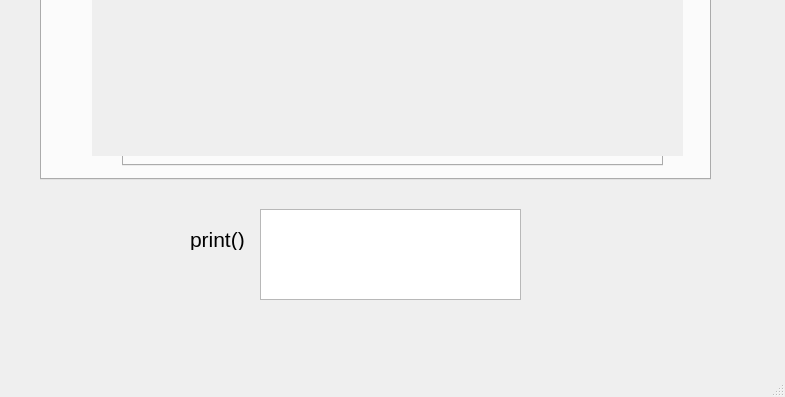
Old version of the form standa_pyrpl_gui.ui in the repository treeTUkl/pyrpl_user_dir; both pictures show x 0 to 785 and y 341 to 738 of the 785 by 738 pixel window.
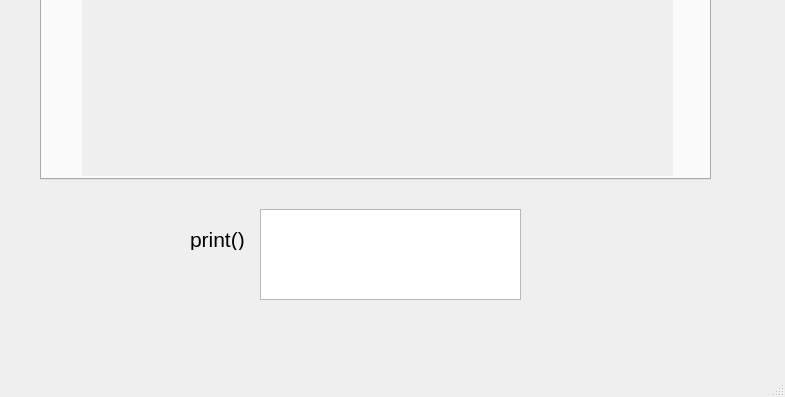
New version of the form. The open tabs and pages were chosen to show the change.

```diff
--- a/standa_pyrpl_gui.ui
+++ b/standa_pyrpl_gui.ui
@@ -786,10 +786,10 @@
      <widget class="QWidget" name="Standa_live_control_widget" native="true">
       <property name="geometry">
        <rect>
-        <x>50</x>
-        <y>170</y>
+        <x>40</x>
+        <y>180</y>
         <width>591</width>
-        <height>261</height>
+        <height>271</height>
        </rect>
       </property>
       <property name="autoFillBackground">
```
Left out of the diff: 15 changed lines with no effect on the pictures.
